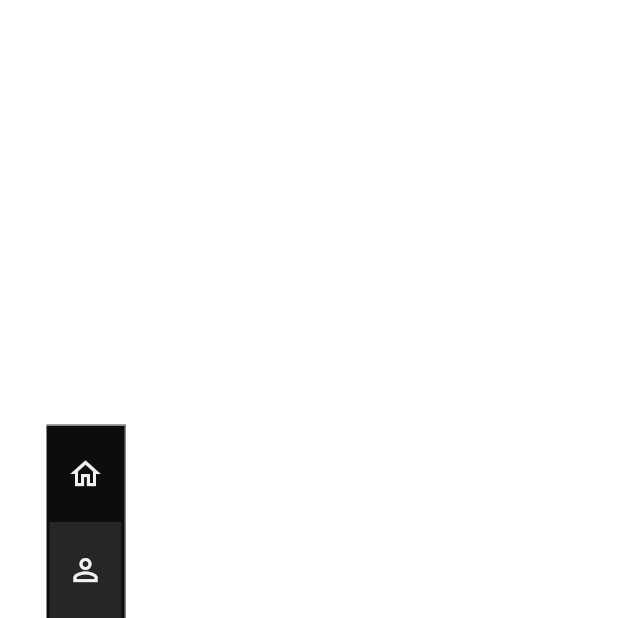
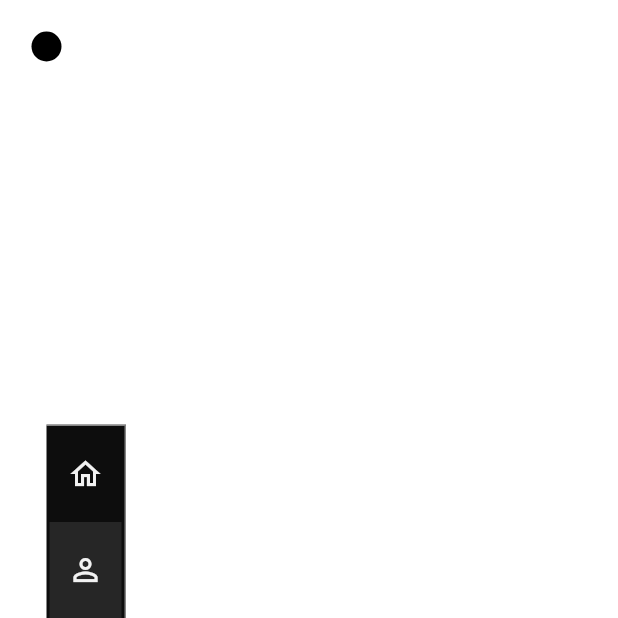
Before and after one commit to 0xharkirat/portfolio, a Flutter app: the screen it shows after launch, after a tap on the "person outline" icon, on a phone screen of 412 x 824 dp, the top half of it. Run offline on Flutter 3.47's test engine with Material 3 defaults, Android fonts, the phone set to English and light mode, and no system bars; drawn by our look-alikes of flutter_animate; our stand-ins replace flutter_riverpod, font_awesome_flutter, responsive_builder, transparent_image, url_strategy; missing offline and left inert: dart:js; network calls fail.

Commit message:
added cursor blend mode

```diff
--- /dev/null
+++ b/lib/cursor_animation/animated_cursor.dart
@@ -0,0 +1,49 @@
+import 'package:flutter/material.dart';
+
+class AnimatedPointer extends StatelessWidget {
+  const AnimatedPointer({super.key, this.movementDuration = const Duration(milliseconds: 700),
+    this.radius = 30, required this.pointerOffset,});
+
+  final Duration movementDuration;
+  final Offset pointerOffset;
+  final double radius;
+
+  @override
+  Widget build(BuildContext context) {
+    return AnimatedPositioned(
+      duration: movementDuration,
+      curve: Curves.easeOutExpo,
+      top: pointerOffset.dy,
+      left: pointerOffset.dx,
+      child: CustomPaint(
+        painter: Pointer(radius: radius)
+      ),
+
+    );
+  }
+}
+
+
+class Pointer extends CustomPainter{
+
+  final double radius;
+
+  Pointer({super.repaint, required this.radius});
+  @override
+  void paint(Canvas canvas, Size size) {
+    canvas.drawCircle(
+      const Offset(0, 0),
+      radius,
+      Paint()
+      ..color = Colors.white
+      ..blendMode = BlendMode.difference
+    );
+  }
+
+  @override
+  bool shouldRepaint(covariant CustomPainter oldDelegate) {
+    return false;
+
+  }
+
+}
--- a/lib/pages/route_view.dart
+++ b/lib/pages/route_view.dart
@@ -1,9 +1,33 @@
 import 'package:flutter/material.dart';
+import 'package:portfolio/cursor_animation/animated_cursor.dart';
 import 'package:portfolio/widgets/navigation_bar.dart';
 
-class RouteView extends StatelessWidget {
+class RouteView extends StatefulWidget {
   const RouteView({super.key, required this.child});
   final Widget child;
+
+  @override
+  State<RouteView> createState() => _RouteViewState();
+}
+
+class _RouteViewState extends State<RouteView>
+    with SingleTickerProviderStateMixin {
+  late Offset? pointerOffset;
+
+  late AnimationController pointerSizeController;
+
+  late Animation<double> pointerAnimation;
+
+  @override
+  void initState() {
+    pointerOffset = const Offset(0, 0);
+    pointerSizeController = AnimationController(
+        vsync: this, duration: const Duration(milliseconds: 300));
+    pointerAnimation = CurvedAnimation(
+        curve: Curves.easeInOutCubic,
+        parent: Tween<double>(begin: 0, end: 1).animate(pointerSizeController));
+    super.initState();
+  }
 
   @override
   Widget build(BuildContext context) {
@@ -11,17 +35,46 @@ class RouteView extends StatelessWidget {
       backgroundColor: Colors.transparent,
       body: Padding(
         padding: const EdgeInsets.all(31),
+        child: MouseRegion(
+          opaque: false,
+          cursor: SystemMouseCursors.none,
+          onHover: (event) {
+            setState(() {
+              pointerOffset = event.localPosition;
+            });
+          },
+          onExit: (event) {
+            setState(() {
+              pointerOffset = null;
+            });
+          },
           child: Stack(
             alignment: Alignment.centerLeft,
-
             clipBehavior: Clip.none,
             children: [
-            child,
+              widget.child,
               const Positioned(
                 left: 0,
-              child: NavigationBarWeb(),),
-
+                child: NavigationBarWeb(),
+              ),
+              if (pointerOffset != null) ...[
+                AnimatedBuilder(
+                  animation: pointerSizeController,
+                  builder: (context, child) {
+                    return AnimatedPointer(
+                      pointerOffset: pointerOffset!,
+                      radius: 45 + 100 * pointerAnimation.value,
+                    );
+                  },
+                ),
+                AnimatedPointer(
+                  pointerOffset: pointerOffset!,
+                  movementDuration: const Duration(milliseconds: 200),
+                  radius: 10,
+                )
               ],
+            ],
+          ),
         ),
       ),
     );
--- a/lib/widgets/footer.dart
+++ b/lib/widgets/footer.dart
@@ -1,5 +1,3 @@
-
-
 import 'package:flutter/material.dart';
 import 'package:flutter_riverpod/flutter_riverpod.dart';
 import 'package:flutter_staggered_grid_view/flutter_staggered_grid_view.dart';
```
Also changed, not shown: 1 other file. Lines whose indentation alone changed are shown as unchanged.
